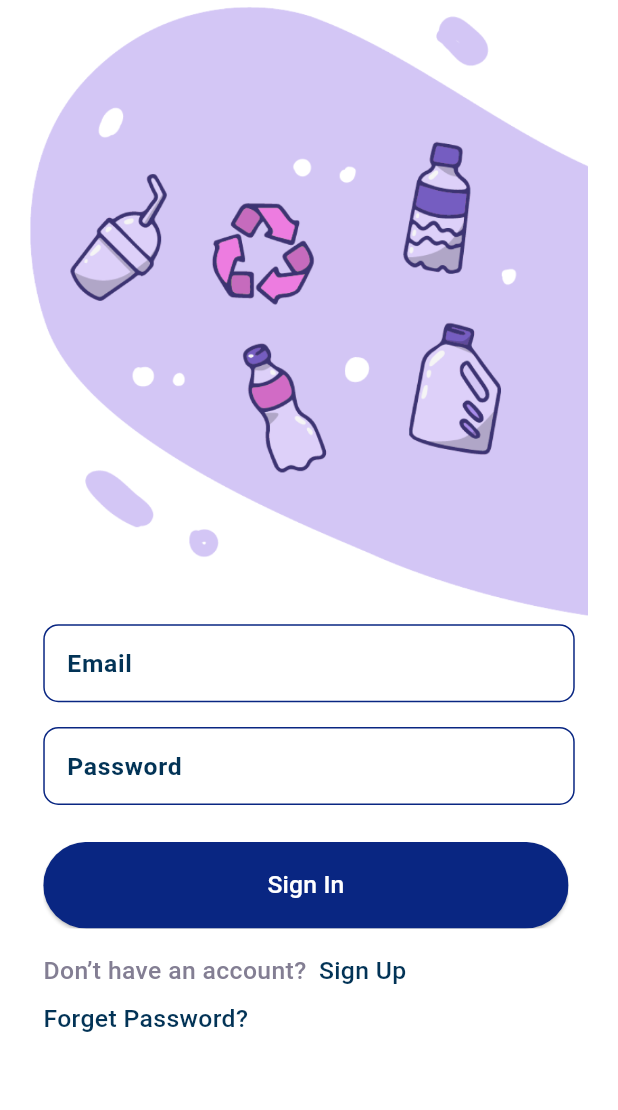
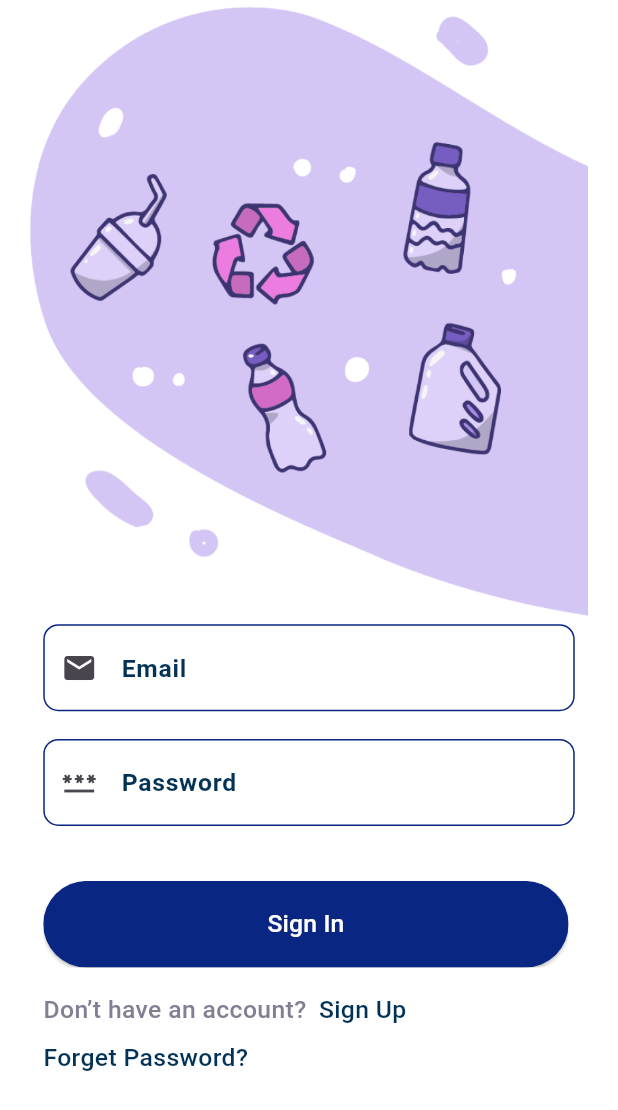
Before and after one commit to magnum2334/prestamosFrontend, a Flutter app: the screen it shows after launch, on a phone screen of 412 x 824 dp. Shown: the top 1110 px of the screen. Run offline on Flutter 3.47's test engine with Material 3 defaults, Android fonts, the phone set to English and light mode, and no system bars; our stand-ins replace flutter_dotenv, get, quickalert, salomon_bottom_bar; missing offline and left inert: flutter_timer_countdown; Roboto replaces fonts that are missing (Poppins).

```diff
--- a/lib/getX/RouteController.dart
+++ b/lib/getX/RouteController.dart
@@ -23,7 +23,7 @@ class RouteModel {
   final int id;                      // ID de la ruta
   final String name;                 // Nombre de la ruta
   final int cobradorId;              // ID del cobrador
-  final double interes;              // Interés
+  final int interes;              // Interés
   final double tMaximoPrestamo;      // Monto máximo del préstamo
   final bool interesLibre;           // Si es libre de interés
   final DateTime fechaCreacion;      // Fecha de creación
@@ -46,7 +46,7 @@ class RouteModel {
       id: json['id'],
       name: json['nombre'], // Cambia 'nombre' a 'name'
       cobradorId: json['cobradorId'],
-      interes: json['interes'].toDouble(), // Asegura que sea un double
+      interes: json['interes'].toInt(), // Asegura que sea un double
       tMaximoPrestamo: json['tMaximoPrestamo'].toDouble(), // Asegura que sea un double
       interesLibre: json['interesLibre'], // Se asume que es un bool
       fechaCreacion: DateTime.parse(json['fecha_creacion']), // Convierte a DateTime
--- a/lib/main.dart
+++ b/lib/main.dart
@@ -1,6 +1,8 @@
 import 'package:flutter/material.dart';
+import 'package:get/get_navigation/src/root/get_material_app.dart';
 import 'package:stikev/main_view.dart';
 import 'package:flutter_dotenv/flutter_dotenv.dart';
+import 'package:stikev/utils/main_style.dart';
 
 void main() async {
   WidgetsFlutterBinding.ensureInitialized();
@@ -13,8 +15,13 @@ class MyApp extends StatelessWidget {
 
   @override
   Widget build(BuildContext context) {
-    return MaterialApp(
-      theme: ThemeData.light(),
+    return GetMaterialApp(
+      theme: ThemeData(
+        brightness: Brightness.light, // Establece el brillo a claro
+        primaryColor: AppStyles.thirdColor, // Color primario de la aplicación
+        scaffoldBackgroundColor: Colors.white, // Color de fondo de la pantalla
+        appBarTheme: AppStyles.appBarTheme
+      ),
       darkTheme: ThemeData.dark(),
       home: const MainView(),
     );
--- a/lib/screens/login/login_screen.dart
+++ b/lib/screens/login/login_screen.dart
@@ -27,6 +27,7 @@ class _LoginScreenState extends State<LoginScreen> {
   final TextEditingController _emailController = TextEditingController();
   final TextEditingController _passwordController = TextEditingController();
   bool isLoading = false; // Variable para manejar el estado de carga
+
   Future<void> fetchRoutesByCobrador() async {
     final cobradorId = 5; // Cambia esto al ID que necesitas
     final url = AppConfig.rutaCobradorApiUrl(cobradorId.toString());
@@ -49,7 +50,7 @@ class _LoginScreenState extends State<LoginScreen> {
           'id': item['id'] ?? '', // Proporciona un valor predeterminado
           'nombre': item['nombre'] ?? '',
           'cobradorId': item['cobradorId'] ?? 0,
-          'interes': item['interes'] ?? 0.0,
+          'interes': item['interes'] ?? 0,
           'tMaximoPrestamo': item['tMaximoPrestamo'] ?? 0.0,
           'interesLibre': item['interesLibre'] ?? false,
           'fecha_creacion': item['fecha_creacion'] ?? '',
@@ -108,7 +109,7 @@ class _LoginScreenState extends State<LoginScreen> {
       isLoading = true; // Inicia el estado de carga
     });
 
-    try {
+   try {
       // Solicitud de login
       final response = await http.post(
         Uri.parse(AppConfig.authApiUrl),
@@ -134,8 +135,6 @@ class _LoginScreenState extends State<LoginScreen> {
           curve: Curves.slowMiddle,
         );
       } else {
-
-
         // Acción en caso de fallo
         AlertHelper.showErrorAlert(context, 'Login failed. Please try again.');
       }
@@ -182,6 +181,7 @@ class _LoginScreenState extends State<LoginScreen> {
                     CustomTextField(
                       controller: _emailController,
                       labelText: 'Email',
+                      prefixIcon: Icon(Icons.email),
                       onChanged: (value) {
                         _loginController.setEmail(value);
                       },
@@ -191,9 +191,12 @@ class _LoginScreenState extends State<LoginScreen> {
                       controller: _passwordController,
                       labelText: 'Password',
                       obscureText: true,
+                      keyboardType: TextInputType.visiblePassword,
+                      prefixIcon: Icon(Icons.password_sharp),
+                      height: 70,
                       onChanged: (value) {
                         _loginController.setPassword(value);
-                      },
+                      }, // Aumentar altura
                     ),
                     SizedBox(height: screenHeight * 0.03),
                     // Mostrar el botón o el spinner
--- a/lib/utils/main_style.dart
+++ b/lib/utils/main_style.dart
@@ -3,4 +3,13 @@ import 'package:flutter/material.dart';
 class AppStyles {
   static const Color text = Color.fromARGB(255, 2, 51, 86);
   static const Color thirdColor = Color.fromARGB(255, 9, 38, 130);
+
+  // Método para obtener el AppBarTheme
+  static AppBarTheme get appBarTheme {
+    return const AppBarTheme(
+      backgroundColor: thirdColor, // Color de fondo de la AppBar
+      titleTextStyle: TextStyle(color: Colors.white, fontSize: 20), // Color del texto de la AppBar
+      iconTheme: IconThemeData(color: Colors.white), // Color de los iconos de la AppBar
+    );
+  }
 }
--- a/lib/utils/route_config.dart
+++ b/lib/utils/route_config.dart
@@ -9,7 +9,7 @@ class AppConfig {
   static String get profileApiUrl => '$apiServerIp/auth/profile';
   static String get authApiUrl => '$apiServerIp/auth/login';
   static String get userApiUrl => '$apiServerIp/users';
-  static String get clientApiUrl => '$apiServerIp/cliente';
+  static String get clientApiUrl => '$apiServerIp/cliente/create';
   static String get routeApiUrl => '$apiServerIp/ruta';
   static String get loanApiUrl => '$apiServerIp/prestamo';
   static String get paymentApiUrl => '$apiServerIp/pago';
--- a/lib/utils/widgets/custom_text_field.dart
+++ b/lib/utils/widgets/custom_text_field.dart
@@ -1,18 +1,31 @@
 import 'package:flutter/material.dart';
+import 'package:flutter/services.dart'; // Importar para TextInputFormatter
 import 'package:stikev/utils/main_style.dart';
 
 class CustomTextField extends StatelessWidget {
   final TextEditingController controller;
   final String labelText;
   final bool obscureText;
+  final TextInputType keyboardType;
+  final String? Function(String?)? validator;
   final void Function(String)? onChanged;
+  final Icon? prefixIcon; // Icono a la izquierda del campo de texto
+  final Icon? suffixIcon; // Icono a la derecha del campo de texto
+  final double height; // Altura del campo de texto
+  final List<TextInputFormatter>? inputFormatters; // Lista de inputFormatters
 
   const CustomTextField({
     Key? key,
     required this.controller,
     required this.labelText,
     this.obscureText = false,
+    this.keyboardType = TextInputType.text,
+    this.validator,
     this.onChanged,
+    this.prefixIcon,
+    this.suffixIcon,
+    this.height = 60, // Valor predeterminado para la altura
+    this.inputFormatters, // Añadir inputFormatters como parámetro
   }) : super(key: key);
 
   @override
@@ -20,13 +33,21 @@ class CustomTextField extends StatelessWidget {
     final mediaQuery = MediaQuery.of(context);
     final screenWidth = mediaQuery.size.width;
 
-    return TextField(
+    return Container( // Asegúrate de devolver el Container
+      height: height, // Usar la altura proporcionada
+      decoration: BoxDecoration(
+        color: Colors.white,
+        borderRadius: BorderRadius.circular(10),
+      ),
+      child: TextFormField(
         controller: controller,
         obscureText: obscureText,
-      textAlign: TextAlign.center,
-      style: const TextStyle(
-        color: Color(0xFF393939),
-        fontSize: 13,
+        keyboardType: keyboardType,
+        inputFormatters: inputFormatters, // Usar inputFormatters
+        textAlign: TextAlign.start,
+        style: TextStyle(
+          color: const Color(0xFF393939),
+          fontSize: screenWidth * 0.045, // Aumentar tamaño de fuente
           fontFamily: 'Poppins',
           fontWeight: FontWeight.w400,
         ),
@@ -38,6 +59,9 @@ class CustomTextField extends StatelessWidget {
             fontFamily: 'Poppins',
             fontWeight: FontWeight.w600,
           ),
+          prefixIcon: prefixIcon,
+          suffixIcon: suffixIcon,
+          contentPadding: const EdgeInsets.symmetric(vertical: 15), // Ajustar padding interno
           enabledBorder: const OutlineInputBorder(
             borderRadius: BorderRadius.all(Radius.circular(10)),
             borderSide: BorderSide(
@@ -53,7 +77,14 @@ class CustomTextField extends StatelessWidget {
             ),
           ),
         ),
-      onChanged: onChanged,
+        onChanged: onChanged ?? (value) {},
+        validator: validator ?? (value) {
+          if (value == null || value.isEmpty) {
+            return 'Este campo es obligatorio';
+          }
+          return null;
+        },
+      ),
     );
   }
 }
--- a/pubspec.yaml
+++ b/pubspec.yaml
@@ -41,6 +41,7 @@ dependencies:
   flutter_dotenv: ^5.1.0
   http: ^1.2.0
   salomon_bottom_bar: ^3.3.2
+  currency_text_input_formatter: ^2.2.5
 
 dev_dependencies:
   flutter_test:
```
Also changed, not shown: lib/screens/dasboard/routes/route_screen.dart (+23 -6 lines), pubspec.lock. Lines whose indentation alone changed are shown as unchanged.
